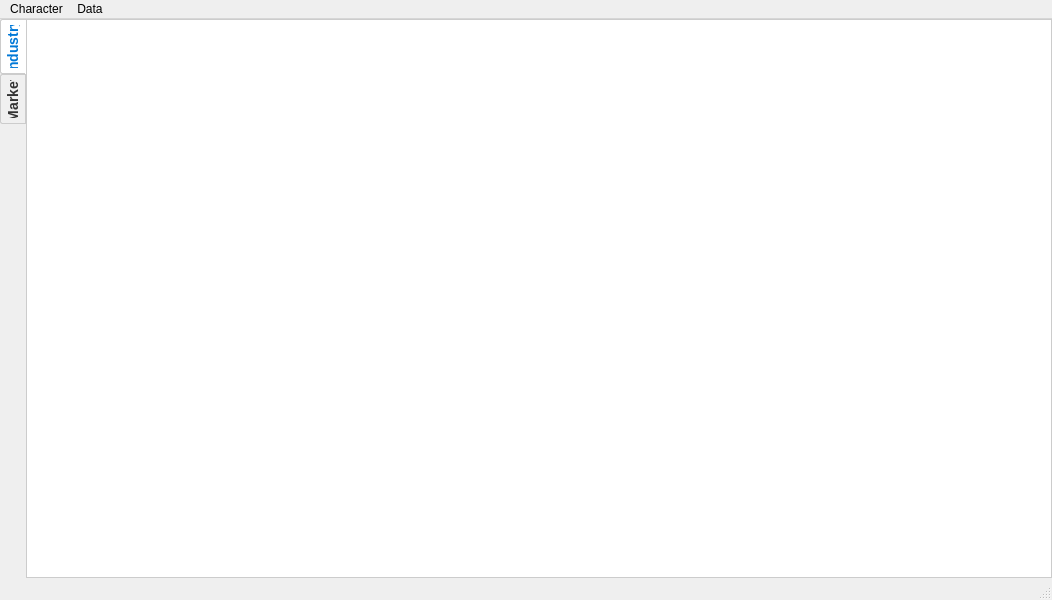
This is Ui_design/MainWindow.ui in Alexmidrus/Eve_Craft as Qt 5 draws it before an edit. The edited form follows.
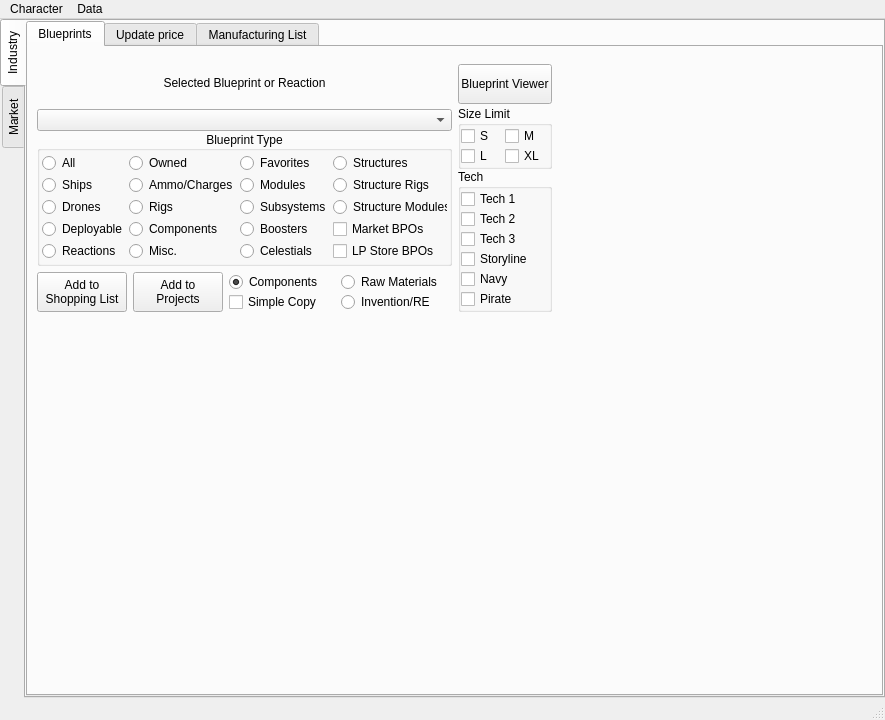
This is the edited form.

Diff of the .ui file:
```diff
--- a/Ui_design/MainWindow.ui
+++ b/Ui_design/MainWindow.ui
@@ -6,8 +6,8 @@
    <rect>
     <x>0</x>
     <y>0</y>
-    <width>1052</width>
-    <height>600</height>
+    <width>885</width>
+    <height>720</height>
    </rect>
   </property>
   <property name="font">
@@ -24,7 +24,7 @@
      <family>Segoe UI</family>
     </font>
    </property>
-   <layout class="QVBoxLayout" name="verticalLayout">
+   <layout class="QHBoxLayout" name="horizontalLayout">
     <property name="spacing">
      <number>0</number>
     </property>
@@ -41,39 +41,9 @@
      <number>0</number>
     </property>
     <item>
-     <widget class="QTabWidget" name="tabWidget">
+     <widget class="QTabWidget" name="tabMain">
       <property name="styleSheet">
-       <string notr="true">/* Стили для самих вкладок */
-QTabBar::tab {
-    background-color: #f0f0f0;
-    color: #333333;
-    font-family: &quot;Segoe UI&quot;, Arial, sans-serif;
-    font-size: 14px;
-    font-weight: bold;
-    padding: 5px 5px; /* Отступы внутри вкладки */
-    min-width: 10px;
-    border: 1px solid #cccccc;
-    border-top-left-radius: 2px; /* Скругление углов */
-    border-bottom-left-radius: 2px;
-}
-
-/* Стиль при наведении мыши */
-QTabBar::tab:hover {
-    background-color: #e0e0e0;
-}
-
-/* Стиль активной (выбранной) вкладки */
-QTabBar::tab:selected {
-    background-color: #ffffff;
-    color: #0078d7; /* Синий текст */
-    border-right-color: #ffffff; /* Убираем правую рамку, чтобы сливалось с фоном */
-}
-
-/* Фон области с контентом */
-QTabWidget::pane {
-    border: 1px solid #cccccc;
-    background-color: #ffffff;
-}</string>
+       <string notr="true"/>
       </property>
       <property name="tabPosition">
        <enum>QTabWidget::TabPosition::West</enum>
@@ -109,6 +79,528 @@
        <attribute name="title">
         <string>Industry</string>
        </attribute>
+       <layout class="QGridLayout" name="gridLayout_5">
+        <property name="leftMargin">
+         <number>0</number>
+        </property>
+        <property name="topMargin">
+         <number>0</number>
+        </property>
+        <property name="rightMargin">
+         <number>0</number>
+        </property>
+        <property name="bottomMargin">
+         <number>0</number>
+        </property>
+        <item row="0" column="0">
+         <widget class="QTabWidget" name="tabIndustry">
+          <property name="currentIndex">
+           <number>0</number>
+          </property>
+          <widget class="QWidget" name="tabBluepeints">
+           <attribute name="title">
+            <string>Blueprints</string>
+           </attribute>
+           <widget class="QWidget" name="">
+            <property name="geometry">
+             <rect>
+              <x>9</x>
+              <y>9</y>
+              <width>515</width>
+              <height>256</height>
+             </rect>
+            </property>
+            <layout class="QHBoxLayout" name="horizontalLayout_6">
+             <item>
+              <layout class="QVBoxLayout" name="verticalLayout_2">
+               <item>
+                <layout class="QVBoxLayout" name="verticalLayout">
+                 <property name="spacing">
+                  <number>0</number>
+                 </property>
+                 <item>
+                  <widget class="QLabel" name="lblBPSelectBlueprint">
+                   <property name="text">
+                    <string>Selected Blueprint or Reaction</string>
+                   </property>
+                   <property name="alignment">
+                    <set>Qt::AlignmentFlag::AlignCenter</set>
+                   </property>
+                  </widget>
+                 </item>
+                 <item>
+                  <widget class="QComboBox" name="cmbBPBlueprintSelection">
+                   <property name="editable">
+                    <bool>false</bool>
+                   </property>
+                  </widget>
+                 </item>
+                 <item>
+                  <widget class="QGroupBox" name="gbBPBlueprintType">
+                   <property name="title">
+                    <string>Blueprint Type</string>
+                   </property>
+                   <property name="alignment">
+                    <set>Qt::AlignmentFlag::AlignCenter</set>
+                   </property>
+                   <layout class="QHBoxLayout" name="horizontalLayout_3">
+                    <property name="spacing">
+                     <number>0</number>
+                    </property>
+                    <property name="leftMargin">
+                     <number>0</number>
+                    </property>
+                    <property name="topMargin">
+                     <number>0</number>
+                    </property>
+                    <property name="rightMargin">
+                     <number>0</number>
+                    </property>
+                    <property name="bottomMargin">
+                     <number>0</number>
+                    </property>
+                    <item>
+                     <layout class="QGridLayout" name="gridLayout">
+                      <property name="leftMargin">
+                       <number>2</number>
+                      </property>
+                      <property name="topMargin">
+                       <number>2</number>
+                      </property>
+                      <property name="rightMargin">
+                       <number>2</number>
+                      </property>
+                      <property name="bottomMargin">
+                       <number>2</number>
+                      </property>
+                      <property name="spacing">
+                       <number>2</number>
+                      </property>
+                      <item row="1" column="1">
+                       <widget class="QRadioButton" name="rbtnBPAmmoChargeBlueprints">
+                        <property name="text">
+                         <string>Ammo/Charges</string>
+                        </property>
+                       </widget>
+                      </item>
+                      <item row="4" column="1">
+                       <widget class="QRadioButton" name="rbtnBPMiscBlueprints">
+                        <property name="text">
+                         <string>Misc.</string>
+                        </property>
+                       </widget>
+                      </item>
+                      <item row="0" column="2">
+                       <widget class="QRadioButton" name="rbtnBPFavoriteBlueprints">
+                        <property name="text">
+                         <string>Favorites</string>
+                        </property>
+                       </widget>
+                      </item>
+                      <item row="2" column="1">
+                       <widget class="QRadioButton" name="rbtnBPRigBlueprints">
+                        <property name="text">
+                         <string>Rigs</string>
+                        </property>
+                       </widget>
+                      </item>
+                      <item row="4" column="3">
+                       <widget class="QCheckBox" name="chkBPLPBPOs">
+                        <property name="text">
+                         <string>LP Store BPOs</string>
+                        </property>
+                       </widget>
+                      </item>
+                      <item row="1" column="3">
+                       <widget class="QRadioButton" name="rbtnBPStructureRigsBlueprints">
+                        <property name="text">
+                         <string>Structure Rigs</string>
+                        </property>
+                       </widget>
+                      </item>
+                      <item row="4" column="0">
+                       <widget class="QRadioButton" name="rbtnBPReactionsBlueprints">
+                        <property name="text">
+                         <string>Reactions</string>
+                        </property>
+                       </widget>
+                      </item>
+                      <item row="1" column="0">
+                       <widget class="QRadioButton" name="rbtnBPShipBlueprints">
+                        <property name="text">
+                         <string>Ships</string>
+                        </property>
+                       </widget>
+                      </item>
+                      <item row="1" column="2">
+                       <widget class="QRadioButton" name="rbtnBPModuleBlueprints">
+                        <property name="text">
+                         <string>Modules</string>
+                        </property>
+                       </widget>
+                      </item>
+                      <item row="2" column="2">
+                       <widget class="QRadioButton" name="rbtnBPSubsystemBlueprints">
+                        <property name="text">
+                         <string>Subsystems</string>
+                        </property>
+                       </widget>
+                      </item>
+                      <item row="3" column="2">
+                       <widget class="QRadioButton" name="rbtnBPBoosterBlueprints">
+                        <property name="text">
+                         <string>Boosters</string>
+                        </property>
+                       </widget>
+                      </item>
+                      <item row="3" column="1">
+                       <widget class="QRadioButton" name="rbtnBPComponentBlueprints">
+                        <property name="text">
+                         <string>Components</string>
+                        </property>
+                       </widget>
+                      </item>
+                      <item row="3" column="0">
+                       <widget class="QRadioButton" name="rbtnBPDeployableBlueprints">
+                        <property name="text">
+                         <string>Deployable</string>
+                        </property>
+                       </widget>
+                      </item>
+                      <item row="2" column="0">
+                       <widget class="QRadioButton" name="rbtnBPDroneBlueprints">
+                        <property name="text">
+                         <string>Drones</string>
+                        </property>
+                       </widget>
+                      </item>
+                      <item row="4" column="2">
+                       <widget class="QRadioButton" name="rbtnBPCelestialsBlueprints">
+                        <property name="text">
+                         <string>Celestials</string>
+                        </property>
+                       </widget>
+                      </item>
+                      <item row="2" column="3">
+                       <widget class="QRadioButton" name="rbtnBPStructureModulesBlueprints">
+                        <property name="text">
+                         <string>Structure Modules</string>
+                        </property>
+                       </widget>
+                      </item>
+                      <item row="0" column="0">
+                       <widget class="QRadioButton" name="rbtnBPAllBlueprints">
+                        <property name="text">
+                         <string>All</string>
+                        </property>
+                       </widget>
+                      </item>
+                      <item row="0" column="1">
+                       <widget class="QRadioButton" name="rbtnBPOwnedBlueprints">
+                        <property name="text">
+                         <string>Owned</string>
+                        </property>
+                       </widget>
+                      </item>
+                      <item row="0" column="3">
+                       <widget class="QRadioButton" name="rbtnBPStructureBlueprints">
+                        <property name="text">
+                         <string>Structures</string>
+                        </property>
+                       </widget>
+                      </item>
+                      <item row="3" column="3">
+                       <widget class="QCheckBox" name="chkBPMarketBPOs">
+                        <property name="text">
+                         <string>Market BPOs</string>
+                        </property>
+                       </widget>
+                      </item>
+                     </layout>
+                    </item>
+                   </layout>
+                  </widget>
+                 </item>
+                </layout>
+               </item>
+               <item>
+                <layout class="QHBoxLayout" name="horizontalLayout_5">
+                 <item>
+                  <layout class="QHBoxLayout" name="horizontalLayout_4">
+                   <item>
+                    <widget class="QPushButton" name="btnBPAddBPMatstoShoppingList">
+                     <property name="minimumSize">
+                      <size>
+                       <width>90</width>
+                       <height>40</height>
+                      </size>
+                     </property>
+                     <property name="maximumSize">
+                      <size>
+                       <width>90</width>
+                       <height>40</height>
+                      </size>
+                     </property>
+                     <property name="layoutDirection">
+                      <enum>Qt::LayoutDirection::LeftToRight</enum>
+                     </property>
+                     <property name="autoFillBackground">
+                      <bool>false</bool>
+                     </property>
+                     <property name="text">
+                      <string>Add to 
+Shopping List</string>
+                     </property>
+                    </widget>
+                   </item>
+                   <item>
+                    <widget class="QPushButton" name="btnBPCopyMatstoClip">
+                     <property name="minimumSize">
+                      <size>
+                       <width>90</width>
+                       <height>40</height>
+                      </size>
+                     </property>
+                     <property name="maximumSize">
+                      <size>
+                       <width>90</width>
+                       <height>40</height>
+                      </size>
+                     </property>
+                     <property name="text">
+                      <string>Add to 
+Projects</string>
+                     </property>
+                    </widget>
+                   </item>
+                  </layout>
+                 </item>
+                 <item>
+                  <layout class="QGridLayout" name="gridLayout_2">
+                   <property name="spacing">
+                    <number>0</number>
+                   </property>
+                   <item row="0" column="0">
+                    <widget class="QRadioButton" name="rbtnBPComponentCopy">
+                     <property name="text">
+                      <string>Components</string>
+                     </property>
+                     <property name="checked">
+                      <bool>true</bool>
+                     </property>
+                    </widget>
+                   </item>
+                   <item row="0" column="1">
+                    <widget class="QRadioButton" name="rbtnBPRawmatCopy">
+                     <property name="text">
+                      <string>Raw Materials</string>
+                     </property>
+                    </widget>
+                   </item>
+                   <item row="1" column="0">
+                    <widget class="QCheckBox" name="chkBPSimpleCopy">
+                     <property name="text">
+                      <string>Simple Copy</string>
+                     </property>
+                    </widget>
+                   </item>
+                   <item row="1" column="1">
+                    <widget class="QRadioButton" name="rbtnBPCopyInvREMats">
+                     <property name="text">
+                      <string>Invention/RE</string>
+                     </property>
+                    </widget>
+                   </item>
+                  </layout>
+                 </item>
+                </layout>
+               </item>
+              </layout>
+             </item>
+             <item>
+              <layout class="QVBoxLayout" name="verticalLayout_6">
+               <property name="spacing">
+                <number>10</number>
+               </property>
+               <item>
+                <widget class="QPushButton" name="btnBPListView">
+                 <property name="minimumSize">
+                  <size>
+                   <width>94</width>
+                   <height>40</height>
+                  </size>
+                 </property>
+                 <property name="maximumSize">
+                  <size>
+                   <width>94</width>
+                   <height>24</height>
+                  </size>
+                 </property>
+                 <property name="text">
+                  <string>Blueprint Viewer</string>
+                 </property>
+                </widget>
+               </item>
+               <item>
+                <layout class="QVBoxLayout" name="verticalLayout_5">
+                 <property name="spacing">
+                  <number>0</number>
+                 </property>
+                 <item>
+                  <widget class="QGroupBox" name="gbFilters">
+                   <property name="title">
+                    <string>Size Limit</string>
+                   </property>
+                   <layout class="QGridLayout" name="gridLayout_4" rowstretch="0" columnstretch="0" rowminimumheight="0" columnminimumwidth="0">
+                    <property name="leftMargin">
+                     <number>0</number>
+                    </property>
+                    <property name="topMargin">
+                     <number>0</number>
+                    </property>
+                    <property name="rightMargin">
+                     <number>0</number>
+                    </property>
+                    <property name="bottomMargin">
+                     <number>0</number>
+                    </property>
+                    <property name="horizontalSpacing">
+                     <number>1</number>
+                    </property>
+                    <property name="verticalSpacing">
+                     <number>0</number>
+                    </property>
+                    <item row="0" column="0">
+                     <layout class="QGridLayout" name="gridLayout_3">
+                      <property name="spacing">
+                       <number>0</number>
+                      </property>
+                      <item row="0" column="0">
+                       <widget class="QCheckBox" name="chkBPSmall">
+                        <property name="text">
+                         <string>S</string>
+                        </property>
+                       </widget>
+                      </item>
+                      <item row="0" column="1">
+                       <widget class="QCheckBox" name="chkBPMedium">
+                        <property name="text">
+                         <string>M</string>
+                        </property>
+                       </widget>
+                      </item>
+                      <item row="1" column="0">
+                       <widget class="QCheckBox" name="chkBPLarge">
+                        <property name="text">
+                         <string>L</string>
+                        </property>
+                       </widget>
+                      </item>
+                      <item row="1" column="1">
+                       <widget class="QCheckBox" name="chkBPXL">
+                        <property name="text">
+                         <string>XL</string>
+                        </property>
+                       </widget>
+                      </item>
+                     </layout>
+                    </item>
+                   </layout>
+                  </widget>
+                 </item>
+                 <item>
+                  <widget class="QGroupBox" name="gbBPBlueprintTech">
+                   <property name="title">
+                    <string>Tech</string>
+                   </property>
+                   <layout class="QVBoxLayout" name="verticalLayout_4">
+                    <property name="spacing">
+                     <number>0</number>
+                    </property>
+                    <property name="leftMargin">
+                     <number>0</number>
+                    </property>
+                    <property name="topMargin">
+                     <number>0</number>
+                    </property>
+                    <property name="rightMargin">
+                     <number>0</number>
+                    </property>
+                    <property name="bottomMargin">
+                     <number>0</number>
+                    </property>
+                    <item>
+                     <layout class="QVBoxLayout" name="verticalLayout_3">
+                      <property name="spacing">
+                       <number>0</number>
+                      </property>
+                      <item>
+                       <widget class="QCheckBox" name="chkBPT1">
+                        <property name="text">
+                         <string>Tech 1</string>
+                        </property>
+                       </widget>
+                      </item>
+                      <item>
+                       <widget class="QCheckBox" name="chkBPT2">
+                        <property name="text">
+                         <string>Tech 2</string>
+                        </property>
+                       </widget>
+                      </item>
+                      <item>
+                       <widget class="QCheckBox" name="chkBPT3">
+                        <property name="text">
+                         <string>Tech 3</string>
+                        </property>
+                       </widget>
+                      </item>
+                      <item>
+                       <widget class="QCheckBox" name="chkBPStoryline">
+                        <property name="text">
+                         <string>Storyline</string>
+                        </property>
+                       </widget>
+                      </item>
+                      <item>
+                       <widget class="QCheckBox" name="chkBPNavyFaction">
+                        <property name="text">
+                         <string>Navy</string>
+                        </property>
+                       </widget>
+                      </item>
+                      <item>
+                       <widget class="QCheckBox" name="chkBPPirateFaction">
+                        <property name="text">
+                         <string>Pirate</string>
+                        </property>
+                       </widget>
+                      </item>
+                     </layout>
+                    </item>
+                   </layout>
+                  </widget>
+                 </item>
+                </layout>
+               </item>
+              </layout>
+             </item>
+            </layout>
+           </widget>
+          </widget>
+          <widget class="QWidget" name="tabUpdatePrice">
+           <attribute name="title">
+            <string>Update price</string>
+           </attribute>
+          </widget>
+          <widget class="QWidget" name="tabManufacturing">
+           <attribute name="title">
+            <string>Manufacturing List</string>
+           </attribute>
+          </widget>
+         </widget>
+        </item>
+       </layout>
       </widget>
       <widget class="QWidget" name="Market">
        <attribute name="title">
@@ -124,7 +616,7 @@
     <rect>
      <x>0</x>
      <y>0</y>
-     <width>1052</width>
+     <width>885</width>
      <height>22</height>
     </rect>
    </property>
```
Left out of the diff: 2 changed lines with no effect on the pictures.
